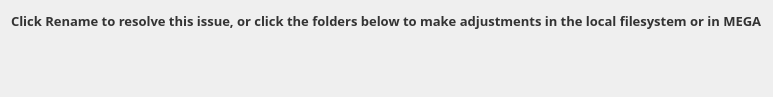
The window that src/MEGASync/stalled_issues/gui/stalled_issues_cases/linux/LocalAndRemoteNameConflicts.ui (meganz/MEGAsync) describes before a commit, drawn with Qt 5.
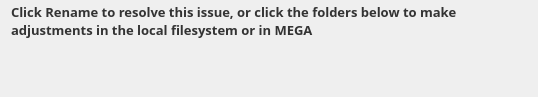
The same window after the commit. Custom widgets are drawn as their Qt base class.

Commit message: name conflict dialog fix

Diff of the .ui file:
```diff
--- a/src/MEGASync/stalled_issues/gui/stalled_issues_cases/linux/LocalAndRemoteNameConflicts.ui
+++ b/src/MEGASync/stalled_issues/gui/stalled_issues_cases/linux/LocalAndRemoteNameConflicts.ui
@@ -47,6 +47,9 @@
      <property name="text">
       <string>Click Rename to resolve this issue, or click the folders below to make adjustments in the local filesystem or in MEGA</string>
      </property>
+     <property name="wordWrap">
+      <bool>true</bool>
+     </property>
      <property name="indent">
       <number>11</number>
      </property>
```
The commit also changes 2 other files.
